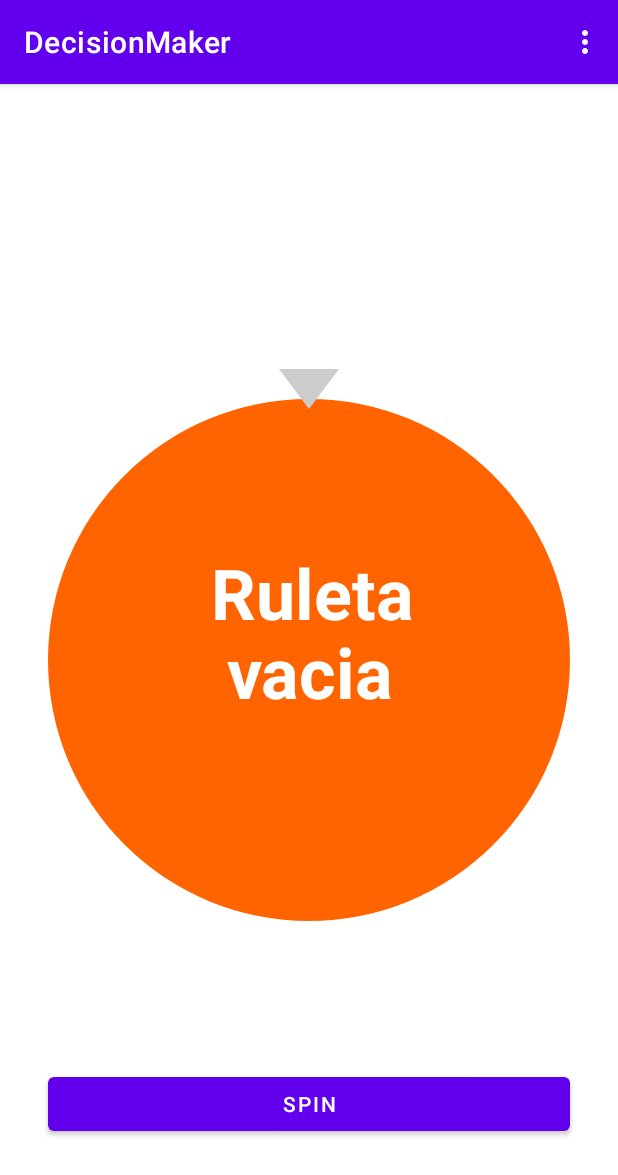
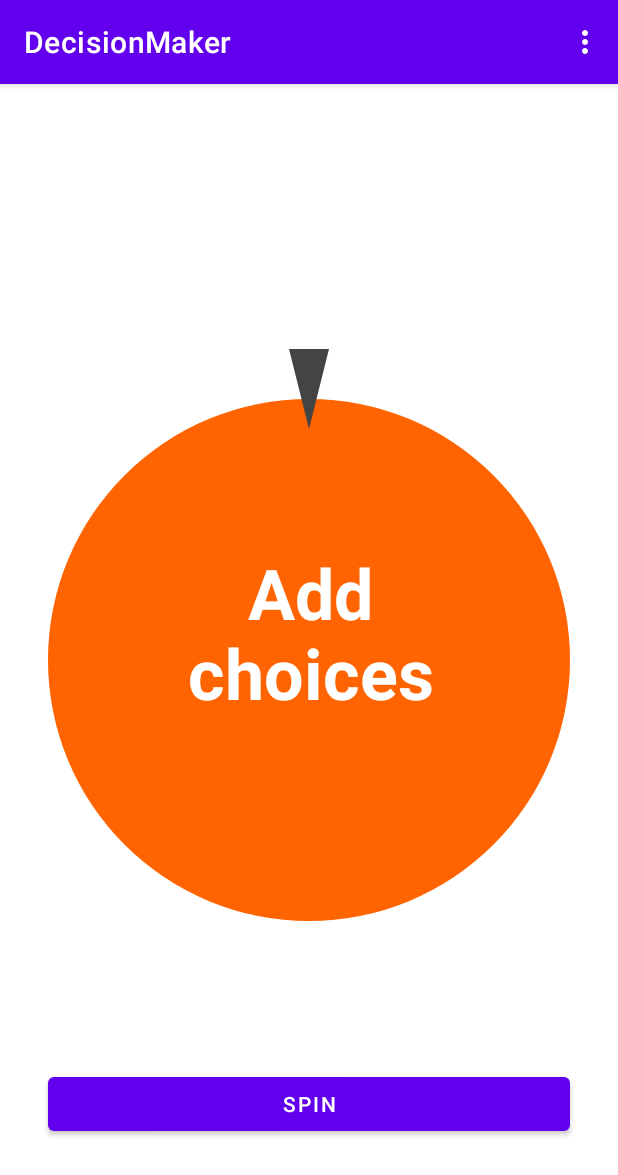
Before and after one commit to ricardo1320/DecisionMaker_Kt, an Android app: the screen it shows after launch (MainActivity), after a tap on "SPIN", on a phone screen of 412 x 824 dp. Shown: the top 1175 px of the screen. Run offline under Robolectric (Android 15) with nearby library versions, the phone set to English and light mode, and no system bars.

Commit message:
Fix bug with the ENTER key action (was adding empty options). Change triangle's color and shape. Change text in empty roulette. Add winner option in a textView in MainActivity

```diff
--- a/app/src/main/java/com/example/decisionmaker/MainActivity.kt
+++ b/app/src/main/java/com/example/decisionmaker/MainActivity.kt
@@ -1,17 +1,15 @@
 package com.example.decisionmaker
 
-import android.animation.ObjectAnimator
 import android.content.Intent
 import androidx.appcompat.app.AppCompatActivity
 import android.os.Bundle
-import android.util.Log
 import android.view.Menu
 import android.view.MenuItem
 import android.view.View
-import android.widget.Toast
 import com.example.decisionmaker.views.OnRouletteViewListener
-import kotlin.random.Random
 import kotlinx.android.synthetic.main.activity_main.*
+import java.util.*
+import kotlin.collections.ArrayList
 
 //Tag for LOG
 private const val TAG = "MainActivity"
@@ -34,11 +32,20 @@ class MainActivity : AppCompatActivity(), OnRouletteViewListener {
         //Click listener for button_spin (spin the roulette)
         val listener = View.OnClickListener { view ->
             when(view.id){
-                R.id.button_spin -> { roulette.spin(6000)  }
+                R.id.button_spin -> {
+                    textView_result.text = resources.getString(R.string.EMPTY_STRING)
+                    roulette.spin(6000)
+                }
             }
         }
 
         button_spin.setOnClickListener(listener)
+    }
+
+    //onResume -> clear the result textView, when returning from OptionsActivity
+    override fun onResume() {
+        textView_result.text = resources.getString(R.string.EMPTY_STRING)
+        super.onResume()
     }
 
 
@@ -84,7 +91,7 @@ class MainActivity : AppCompatActivity(), OnRouletteViewListener {
      * @param choice is the option picked
      */
     override fun OnRouletteSpinCompleted(idx: Int, choice: String) {
-        Toast.makeText(this, choice + " win", Toast.LENGTH_SHORT).show()
+        textView_result.text = choice.toUpperCase(Locale.ROOT)
     }
 
 }
--- a/app/src/main/java/com/example/decisionmaker/views/Roulette.kt
+++ b/app/src/main/java/com/example/decisionmaker/views/Roulette.kt
@@ -1,7 +1,6 @@
 package com.example.decisionmaker.views
 
 import android.animation.Animator
-import android.animation.AnimatorListenerAdapter
 import android.animation.ValueAnimator
 import android.content.Context
 import android.graphics.*
@@ -51,7 +50,7 @@ class Roulette : View {
         highlightPaint.typeface = Typeface.create(Typeface.SANS_SERIF, Typeface.BOLD)
         highlightPaint.strokeWidth = 5f
 
-        chooserPaint.color = Color.LTGRAY
+        chooserPaint.color = Color.DKGRAY
 
         tSize = getTextBoxOffset("o").second
     }
@@ -100,19 +99,19 @@ class Roulette : View {
         val radius = dim/2
 
         val triangle = Path()
-        triangle.moveTo(cx + 0f, cy - radius + 10)
-        triangle.lineTo(cx + 30f, cy - radius - 30)
-        triangle.lineTo(cx - 30f, cy - radius - 30)
-        triangle.lineTo(cx + 0f, cy - radius + 10)
+        triangle.moveTo(cx + 0f, cy - radius + 30)
+        triangle.lineTo(cx + 20f, cy - radius - 50)
+        triangle.lineTo(cx - 20f, cy - radius - 50)
+        triangle.lineTo(cx + 0f, cy - radius + 30)
         triangle.close()
 
         //Empty roulette, draw single circle with advice text
         if(n == 0) {
-            val t1Off = getTextBoxOffset("Ruleta")
-            val t2Off = getTextBoxOffset("vacia")
+            val t1Off = getTextBoxOffset("Add")
+            val t2Off = getTextBoxOffset("choices")
             canvas.drawCircle(cx, cy, radius, rouletteColors[0])
-            canvas.drawText("Ruleta", cx - t1Off.first, cy - (t1Off.second*1.5).toInt(), highlightPaint)
-            canvas.drawText("vacia", cx - t2Off.first, cy + (t2Off.second*1.5).toInt(), highlightPaint)
+            canvas.drawText("Add", cx - t1Off.first, cy - (t1Off.second*1.5).toInt(), highlightPaint)
+            canvas.drawText("choices", cx - t2Off.first, cy + (t2Off.second*1.5).toInt(), highlightPaint)
             canvas.drawPath(triangle, chooserPaint)
             return
         }
@@ -195,7 +194,7 @@ class Roulette : View {
      * Spin animation listener, implements the onAnimationEnd listener
      * calculates the choice index, depending on roulette orientation
      */
-    val spinAnimationListener = object:Animator.AnimatorListener{
+    private val spinAnimationListener = object:Animator.AnimatorListener{
         override fun onAnimationEnd(animation: Animator?) {
             animationStarted = false //Free flag for starting another animation process
             if(rouletteOptions.size == 0) return //Empty roulette
--- a/app/src/main/res/layout/activity_main.xml
+++ b/app/src/main/res/layout/activity_main.xml
@@ -31,4 +31,17 @@
         app:layout_constraintEnd_toEndOf="parent"
         app:layout_constraintStart_toStartOf="parent" />
 
+    <TextView
+        android:id="@+id/textView_result"
+        android:layout_width="wrap_content"
+        android:layout_height="wrap_content"
+        android:textSize="30sp"
+        android:textStyle="bold"
+        app:layout_constraintBottom_toTopOf="@+id/button_spin"
+        app:layout_constraintEnd_toEndOf="parent"
+        app:layout_constraintStart_toStartOf="parent"
+        app:layout_constraintTop_toTopOf="parent"
+        app:layout_constraintVertical_bias="0.120000005"
+        tools:text="Result" />
+
 </androidx.constraintlayout.widget.ConstraintLayout>
--- a/app/src/main/res/values/strings.xml
+++ b/app/src/main/res/values/strings.xml
@@ -7,4 +7,5 @@
     <string name="menu_clear">Clear</string>
     <string name="floatButton_ready_desc">Commit options</string>
     <string name="button_deleteOption_desc">Delete option</string>
+    <string name="EMPTY_STRING">""</string>
 </resources>
```
Also changed, not shown: app/src/main/java/com/example/decisionmaker/OptionsActivity.kt (+7 -7 lines), app/src/main/res/layout/option.xml (+24 -5 lines), app/src/main/res/drawable/baseline_clear_black_24dp.png (added), app/src/main/res/drawable/baseline_remove_circle_outline_black_24.png (deleted).
